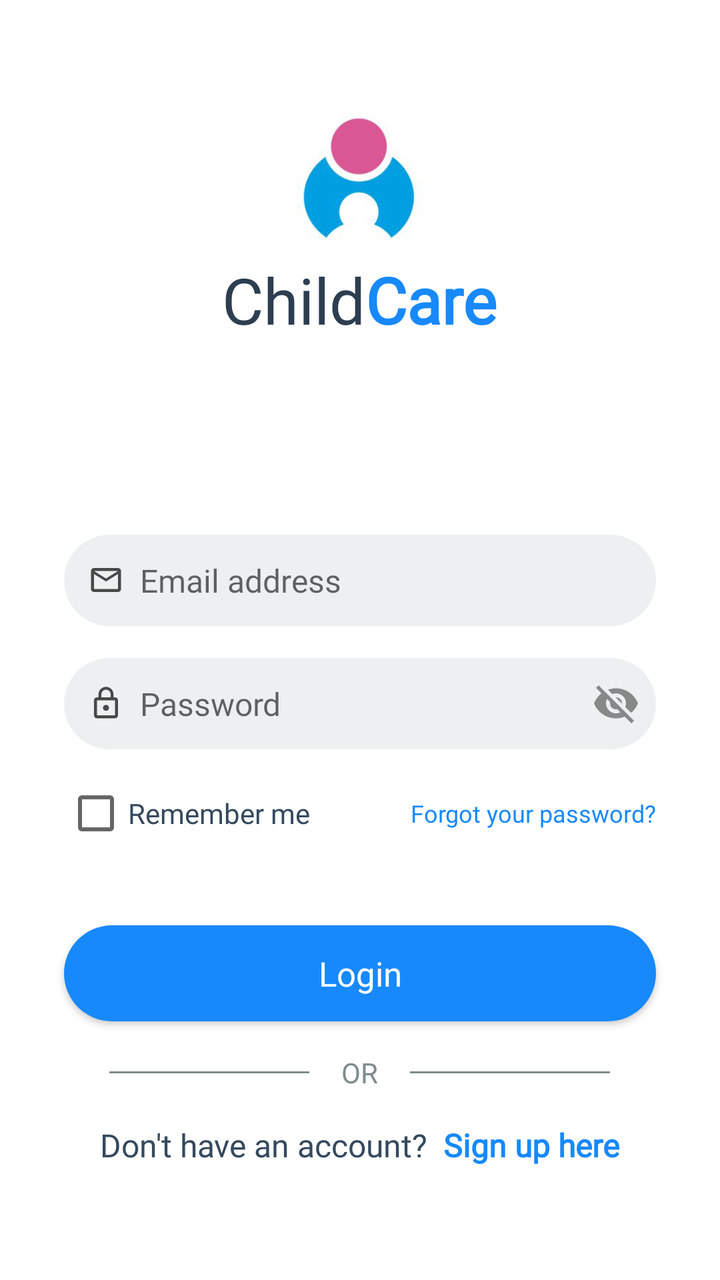
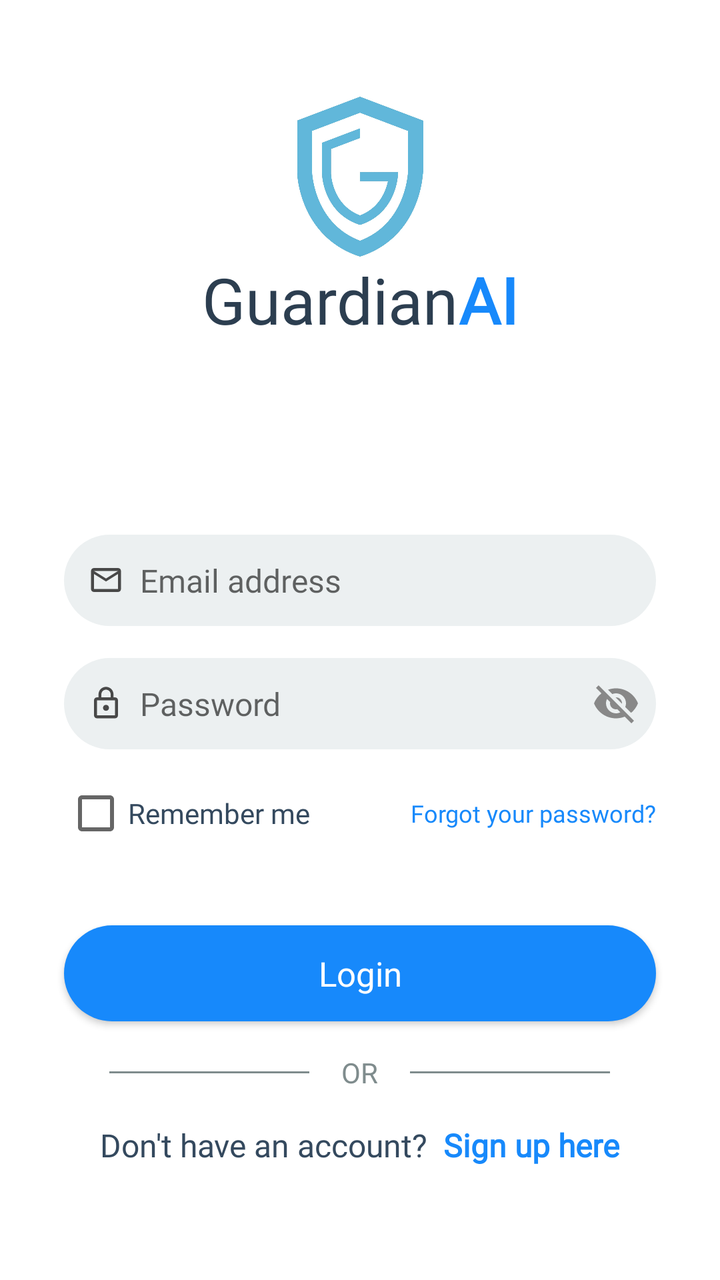

Before-and-after screenshots of an Android layout around one commit, followed by the original layout XML and the change that was made.
<!-- AndroidManifest.xml: application theme AppTheme.NoActionBar -->
<!-- res/layout/activity_login.xml -->
<?xml version="1.0" encoding="utf-8"?>
<LinearLayout xmlns:android="http://schemas.android.com/apk/res/android"
    xmlns:tools="http://schemas.android.com/tools"
    android:layout_width="match_parent"
    android:layout_height="match_parent"
    android:background="@color/white"
    android:focusableInTouchMode="true"
    android:gravity="center"
    android:layoutDirection="locale"
    android:orientation="vertical"
    tools:context=".guardianai.activities.LoginActivity">

    <ScrollView
        android:layout_width="fill_parent"
        android:layout_height="fill_parent"
        android:fillViewport="true">

        <LinearLayout
            android:layout_width="match_parent"
            android:layout_height="wrap_content"
            android:gravity="center"
            android:orientation="vertical">

            <ImageView
                android:layout_width="80dp"
                android:layout_height="80dp"
                android:src="@drawable/child_care_square"/>
            <LinearLayout
                android:layout_width="match_parent"
                android:layout_height="wrap_content"
                android:layout_marginBottom="@dimen/margin_64dp"
                android:gravity="center"
                android:layoutDirection="ltr"
                android:orientation="horizontal">

                <TextView
                    android:layout_width="wrap_content"
                    android:layout_height="wrap_content"
                    android:text="@string/kid"
                    android:fontFamily="@font/open_sans_regular"
                    android:textColor="@color/flatui_midnight_blue"
                    android:textSize="@dimen/text_size_32sp" />

                <TextView
                    android:layout_width="wrap_content"
                    android:layout_height="wrap_content"
                    android:text="@string/safe"
                    android:fontFamily="@font/open_sans_bold"
                    android:textColor="@color/flatui_blue"
                    android:textSize="@dimen/text_size_32sp"
                    android:textStyle="bold" />
            </LinearLayout>

            

            

            <LinearLayout
                android:layout_width="match_parent"
                android:layout_height="wrap_content"
                android:orientation="vertical"
                android:padding="@dimen/padding_24dp">

                <EditText
                    android:id="@+id/txtLogInEmail"
                    style="@style/MainEditText"
                    android:drawableStart="@drawable/ic_mail"
                    android:hint="@string/email_address"
                    android:fontFamily="@font/open_sans_regular"
                    android:inputType="textEmailAddress" />

                <FrameLayout
                    android:layout_width="match_parent"
                    android:layout_height="wrap_content">

                    <EditText
                        android:id="@+id/txtLogInPassword"
                        style="@style/MainEditText"
                        android:drawableStart="@drawable/ic_lock"
                        android:hint="@string/password"
                        android:fontFamily="@font/open_sans_regular"
                        android:paddingEnd="48dp"
                        android:inputType="textPassword" />

                    <ImageButton
                        android:id="@+id/btnTogglePassword"
                        android:layout_width="40dp"
                        android:layout_height="40dp"
                        android:layout_gravity="end|center_vertical"
                        android:layout_marginEnd="8dp"
                        android:background="?attr/selectableItemBackgroundBorderless"
                        android:contentDescription="Toggle password visibility"
                        android:src="@drawable/ic_visibility_off" />

                </FrameLayout>

                <FrameLayout
                    android:layout_width="match_parent"
                    android:layout_height="wrap_content"
                    android:layout_margin="@dimen/margin_8dp"
                    android:orientation="horizontal">

                    <CheckBox
                        android:id="@+id/checkBoxRememberMe"
                        android:layout_width="wrap_content"
                        android:layout_height="wrap_content"
                        android:text="@string/remember_me"
                        android:fontFamily="@font/open_sans_regular"
                        android:textColor="@color/flatui_wet_asphalt" />

                    <TextView
                        android:id="@+id/txtForgotPassword"
                        android:layout_width="wrap_content"
                        android:layout_height="wrap_content"
                        android:layout_gravity="end|center"
                        android:fontFamily="@font/open_sans_regular"
                        android:text="@string/forgot_your_password"
                        android:textSize="12sp"
                        android:textColor="@color/flatui_blue" />
                </FrameLayout>

            </LinearLayout>

            

            <Button
                android:id="@+id/btnLogin"
                style="@style/OkButton"
                android:layout_width="match_parent"
                android:layout_height="wrap_content"
                android:layout_marginStart="@dimen/margin_32dp"
                android:layout_marginTop="@dimen/margin_8dp"
                android:layout_marginEnd="@dimen/margin_32dp"
                android:textSize="17sp"
                android:fontFamily="@font/open_sans_regular"
                android:layout_marginBottom="@dimen/margin_8dp"
                android:text="@string/login_button" />

            <LinearLayout
                android:layout_width="match_parent"
                android:layout_height="wrap_content"
                android:layout_marginStart="@dimen/margin_32dp"
                android:layout_marginEnd="@dimen/margin_32dp"
                android:gravity="center"
                android:orientation="horizontal">

                <View
                    android:layout_width="100dp"
                    android:layout_height="1dp"
                    android:layout_gravity="center"
                    android:layout_margin="@dimen/margin_8dp"
                    android:background="@color/flatui_asbestos" />

                <TextView
                    android:layout_width="wrap_content"
                    android:layout_height="wrap_content"
                    android:layout_gravity="center"
                    android:layout_margin="@dimen/margin_8dp"
                    android:text="@string/or"
                    android:fontFamily="@font/open_sans_regular"
                    android:textColor="@color/flatui_asbestos" />

                <View
                    android:layout_width="100dp"
                    android:layout_height="1dp"
                    android:layout_gravity="center"
                    android:layout_margin="@dimen/margin_8dp"
                    android:background="@color/flatui_asbestos" />
            </LinearLayout>













            <ProgressBar
                android:id="@+id/progressBar"
                style="?android:attr/progressBarStyle"
                android:layout_width="50dp"
                android:layout_height="50dp"
                android:layout_marginBottom="20dp"
                android:visibility="gone" />


            <LinearLayout
                android:layout_width="match_parent"
                android:layout_height="wrap_content"
                android:layout_margin="@dimen/margin_8dp"
                android:gravity="center"
                android:orientation="horizontal">

                <TextView
                    android:layout_width="wrap_content"
                    android:layout_height="wrap_content"
                    android:text="@string/new_here"
                    android:fontFamily="@font/open_sans_regular"
                    android:textColor="@color/flatui_wet_asphalt"
                    android:textSize="@dimen/text_size_16sp" />

                <TextView
                    android:id="@+id/txtSignUp"
                    android:layout_width="wrap_content"
                    android:layout_height="wrap_content"
                    android:layout_marginStart="@dimen/margin_8dp"
                    android:text="@string/sign_up_here"
                    android:fontFamily="@font/open_sans_regular"
                    android:textColor="@color/flatui_blue"
                    android:textSize="@dimen/text_size_16sp"
                    android:textStyle="bold" />
            </LinearLayout>

        </LinearLayout>
    </ScrollView>
</LinearLayout>
<!-- resources referenced by this layout -->
<resources>
  <color name="flatui_asbestos">#7f8c8d</color>
  <color name="flatui_blue">#1789FB</color>
  <color name="flatui_midnight_blue">#2c3e50</color>
  <color name="flatui_wet_asphalt">#34495e</color>
  <color name="white">#FFFFFF</color>
  <dimen name="margin_32dp">32dp</dimen>
  <dimen name="margin_64dp">64dp</dimen>
  <dimen name="margin_8dp">8dp</dimen>
  <dimen name="padding_24dp">24dp</dimen>
  <dimen name="text_size_16sp">16sp</dimen>
  <dimen name="text_size_32sp">32sp</dimen>
  <!-- drawable child_care_square: jpg bitmap (drawable, 33720 bytes) -->
  <!-- drawable ic_lock (drawable) -->
  <vector xmlns:android="http://schemas.android.com/apk/res/android"
      android:width="18dp"
      android:height="18dp"
      android:tint="#484848"
      android:viewportWidth="24.0"
      android:viewportHeight="24.0">
      <path
          android:fillColor="#FF000000"
          android:pathData="M12,17c1.1,0 2,-0.9 2,-2s-0.9,-2 -2,-2 -2,0.9 -2,2 0.9,2 2,2zM18,8h-1L17,6c0,-2.76 -2.24,-5 -5,-5S7,3.24 7,6v2L6,8c-1.1,0 -2,0.9 -2,2v10c0,1.1 0.9,2 2,2h12c1.1,0 2,-0.9 2,-2L20,10c0,-1.1 -0.9,-2 -2,-2zM8.9,6c0,-1.71 1.39,-3.1 3.1,-3.1s3.1,1.39 3.1,3.1v2L8.9,8L8.9,6zM18,20L6,20L6,10h12v10z" />
  </vector>
  <!-- drawable ic_mail (drawable) -->
  <vector xmlns:android="http://schemas.android.com/apk/res/android"
      android:width="18dp"
      android:height="18dp"
      android:tint="#484848"
      android:viewportWidth="24.0"
      android:viewportHeight="24.0">
      <path
          android:fillColor="#FF000000"
          android:pathData="M20,4L4,4c-1.1,0 -1.99,0.9 -1.99,2L2,18c0,1.1 0.9,2 2,2h16c1.1,0 2,-0.9 2,-2L22,6c0,-1.1 -0.9,-2 -2,-2zM20,18L4,18L4,8l8,5 8,-5v10zM12,11L4,6h16l-8,5z" />
  </vector>
  <string name="email_address">Email address</string>
  <string name="forgot_your_password">Forgot your password?</string>
  <string name="kid" translatable="false">Child</string>
  <string name="login_button">Login</string>
  <string name="new_here">Don\'t have an account?</string>
  <string name="or">OR</string>
  <string name="password">Password</string>
  <string name="remember_me">Remember me</string>
  <string name="safe" translatable="false">Care</string>
  <string name="sign_up_here">Sign up here</string>
  <style name="OkButton">
          <item name="android:background">@drawable/button_ok</item>
          <item name="android:textColor">@color/white</item>
          <item name="android:textAllCaps">false</item>
          <item name="android:fontFamily">@font/open_sans_regular</item>
          <item name="android:textSize">17sp</item>
          <item name="android:textAlignment">center</item>
      </style>
  <style name="AppTheme.NoActionBar">
          <item name="windowNoTitle">true</item>
          <item name="windowActionBar">false</item>
      </style>
  <!-- drawable edit_text_rounded (drawable) -->
  <?xml version="1.0" encoding="utf-8"?>
  <shape xmlns:android="http://schemas.android.com/apk/res/android"
      android:shape="rectangle">
      <solid android:color="@color/flatui_clouds" />
      <corners android:radius="50dp" />
  </shape>
  <dimen name="padding_8dp">8dp</dimen>
  <dimen name="padding_12dp">12dp</dimen>
  <!-- drawable button_ok (drawable) -->
  <?xml version="1.0" encoding="utf-8"?>
  <shape xmlns:android="http://schemas.android.com/apk/res/android">
      <solid android:color="@color/flatui_blue" />
      <corners android:radius="50dp" />
  </shape>
  <color name="flatui_clouds">#ecf0f1</color>
  <!-- unchanged entries left out for length: 2 -->
</resources>

<!-- the commit's change to res/layout/activity_login.xml (unified diff, before → after) -->
@@ -24,7 +24,7 @@
             <ImageView
                 android:layout_width="80dp"
                 android:layout_height="80dp"
-                android:src="@drawable/child_care_square"/>
+                android:src="@drawable/logo_guardian_ai"/>
             <LinearLayout
                 android:layout_width="match_parent"
                 android:layout_height="wrap_content"
<!-- resource entries referenced after the edit -->
@@ -11,7 +11,6 @@
   <dimen name="padding_24dp">24dp</dimen>
   <dimen name="text_size_16sp">16sp</dimen>
   <dimen name="text_size_32sp">32sp</dimen>
-  <!-- drawable child_care_square: jpg bitmap (drawable, 33720 bytes) -->
   <!-- drawable ic_lock (drawable) -->
   <vector xmlns:android="http://schemas.android.com/apk/res/android"
       android:width="18dp"
@@ -34,15 +33,16 @@
           android:fillColor="#FF000000"
           android:pathData="M20,4L4,4c-1.1,0 -1.99,0.9 -1.99,2L2,18c0,1.1 0.9,2 2,2h16c1.1,0 2,-0.9 2,-2L22,6c0,-1.1 -0.9,-2 -2,-2zM20,18L4,18L4,8l8,5 8,-5v10zM12,11L4,6h16l-8,5z" />
   </vector>
+  <!-- drawable logo_guardian_ai: jpeg bitmap (drawable, 39110 bytes) -->
   <string name="email_address">Email address</string>
   <string name="forgot_your_password">Forgot your password?</string>
-  <string name="kid" translatable="false">Child</string>
+  <string name="kid" translatable="false">Guardian</string>
   <string name="login_button">Login</string>
   <string name="new_here">Don\'t have an account?</string>
   <string name="or">OR</string>
   <string name="password">Password</string>
   <string name="remember_me">Remember me</string>
-  <string name="safe" translatable="false">Care</string>
+  <string name="safe" translatable="false">AI</string>
   <string name="sign_up_here">Sign up here</string>
   <style name="OkButton">
           <item name="android:background">@drawable/button_ok</item>
